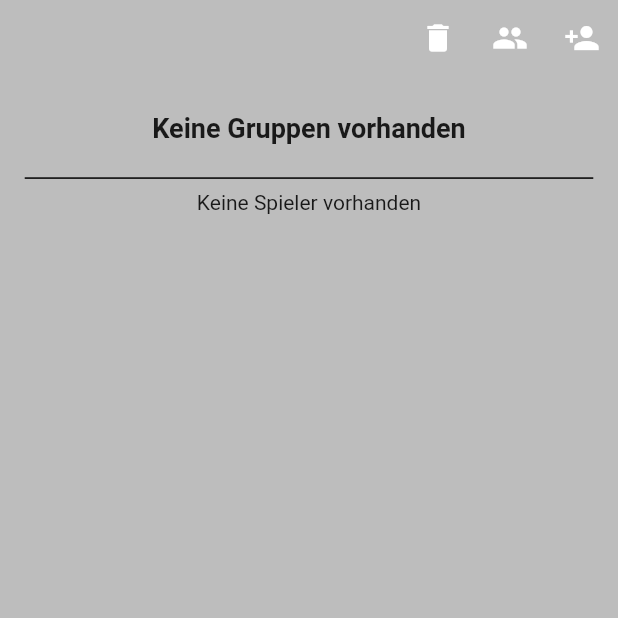
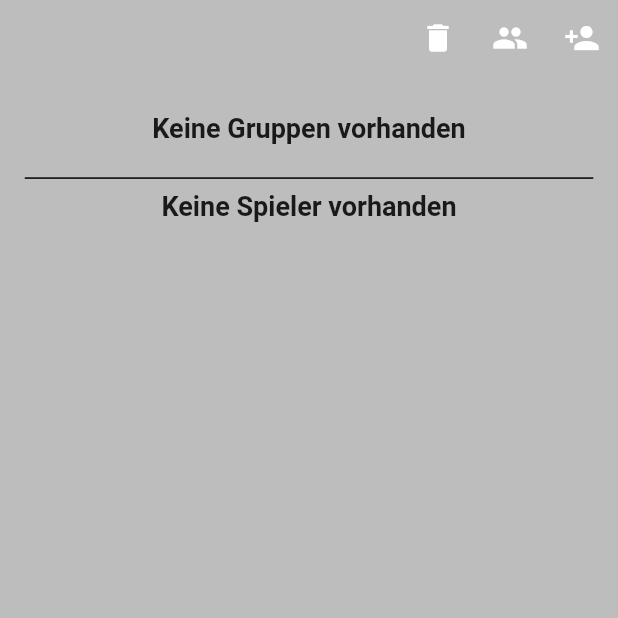
Before and after one commit to EisGlockner/inventory, a Flutter app: the screen it shows after launch, on a phone screen of 412 x 824 dp, the top half of it. Run offline on Flutter 3.47's test engine with Material 2 defaults, Android fonts, the phone set to English and light mode, and no system bars; our stand-ins replace flutter_bloc, shared_preferences, sqflite; accounts and stored records are empty; statements that could not run were skipped.

```diff
--- a/lib/bloc/player_overview_bloc.dart
+++ b/lib/bloc/group_overview_bloc.dart
@@ -1,6 +1,6 @@
 import 'package:flutter_bloc/flutter_bloc.dart';
-import 'package:inventory/bloc/player_overview_events.dart';
-import 'package:inventory/bloc/player_overview_states.dart';
+import 'package:inventory/bloc/group_overview_events.dart';
+import 'package:inventory/bloc/group_overview_states.dart';
 import 'package:shared_preferences/shared_preferences.dart';
 
 import '../data/database_helper.dart';
--- a/lib/player_overview.dart
+++ b/lib/group_overview.dart
@@ -1,10 +1,8 @@
 import 'package:flutter/material.dart';
-import 'package:flutter_bloc/flutter_bloc.dart';
 import 'package:inventory/widgets/appbar.dart';
-import 'package:inventory/widgets/player_overview_widget.dart';
+import 'package:inventory/widgets/group_overview_title.dart';
+import 'package:inventory/widgets/group_overview_player.dart';
 
-import 'bloc/player_overview_bloc.dart';
-import 'bloc/player_overview_states.dart';
 import 'misc.dart' as misc;
 
 class PlayerOverview extends StatelessWidget {
@@ -27,57 +25,13 @@ class PlayerOverview extends StatelessWidget {
         ),
         child: Column(
           children: [
-            BlocBuilder<PlayerOverviewBloc, PlayerOverviewState>(
-              builder: (context, state) {
-                if (state is PlayerOverviewLoading) {
-                  return const CircularProgressIndicator();
-                } else if (state is PlayerOverviewLoaded) {
-                  if (state.groupName != null) {
-                    return Center(
-                      child: Text(
-                        state.groupName!,
-                        style: const TextStyle(
-                            fontSize: 18, fontWeight: FontWeight.w600),
-                      ),
-                    );
-                  } else {
-                    return const Center(
-                      child: Text(
-                        'Keine Gruppen vorhanden',
-                        style: TextStyle(
-                            fontSize: 18, fontWeight: FontWeight.w600),
-                      ),
-                    );
-                  }
-                } else {
-                  return const Text('Error');
-                }
-              },
-            ),
+            const PlayerOverviewTitle(),
             const Padding(padding: EdgeInsets.only(bottom: 15)),
             const Divider(
               color: Colors.black,
               thickness: 1,
             ),
-            BlocBuilder<PlayerOverviewBloc, PlayerOverviewState>(
-              builder: (context, state) {
-                if (state is PlayerOverviewLoading) {
-                  return const CircularProgressIndicator();
-                } else if (state is PlayerOverviewLoaded) {
-                  if (state.players.isNotEmpty) {
-                    return Column(
-                      children: state.players
-                          .map((player) => PlayerOverviewWidget(player))
-                          .toList(),
-                    );
-                  } else {
-                    return const Text('Keine Spieler vorhanden');
-                  }
-                } else {
-                  return const Text('Error');
-                }
-              },
-            ),
+            GroupOverviewPlayer(),
           ],
         ),
       ),
@@ -86,7 +40,7 @@ class PlayerOverview extends StatelessWidget {
 }
 
 // import 'package:flutter/material.dart';
-// import 'package:inventory/widgets/player_overview_widget.dart';
+// import 'package:inventory/widgets/group_overview_player.dart';
 // import 'misc.dart' as misc;
 //
 // class PlayerOverview extends StatelessWidget {
--- a/lib/widgets/player_overview_widget.dart
+++ b/lib/widgets/group_overview_player.dart
@@ -1,15 +1,41 @@
 import 'package:flutter/material.dart';
+import 'package:flutter_bloc/flutter_bloc.dart';
 
-import '../data/model.dart';
+import '../bloc/group_overview_bloc.dart';
+import '../bloc/group_overview_states.dart';
 
-class PlayerOverviewWidget extends StatelessWidget {
-  final Spieler player;
+class GroupOverviewPlayer extends StatelessWidget {
 
-  PlayerOverviewWidget(this.player, {Key? key}) : super(key: key);
+  GroupOverviewPlayer({Key? key}) : super(key: key);
 
   @override
   Widget build(BuildContext context) {
-    return Text(player.name);
+    return BlocBuilder<PlayerOverviewBloc, PlayerOverviewState>(
+      builder: (context, state) {
+        if (state is PlayerOverviewLoading) {
+          return const CircularProgressIndicator(
+            color: Colors.grey,
+          );
+        } else if (state is PlayerOverviewLoaded) {
+          if (state.players.isNotEmpty) {
+            return Column(
+              children: state.players.map((player) =>
+              Text(player.name),
+              ).toList(),
+            );
+          } else {
+            return const Center(
+              child: Text(
+                'Keine Spieler vorhanden',
+                style: TextStyle(fontSize: 18, fontWeight: FontWeight.w600),
+              ),
+            );
+          }
+        } else {
+          return const Text('Error');
+        }
+      },
+    );
   }
 }
 
--- /dev/null
+++ b/lib/widgets/group_overview_title.dart
@@ -0,0 +1,40 @@
+import 'package:flutter/material.dart';
+import 'package:flutter_bloc/flutter_bloc.dart';
+
+import '../bloc/group_overview_bloc.dart';
+import '../bloc/group_overview_states.dart';
+
+class PlayerOverviewTitle extends StatelessWidget {
+  const PlayerOverviewTitle({super.key});
+
+  @override
+  Widget build(BuildContext context) {
+    return BlocBuilder<PlayerOverviewBloc, PlayerOverviewState>(
+      builder: (context, state) {
+        if (state is PlayerOverviewLoading) {
+          return const CircularProgressIndicator(color: Colors.grey,);
+        } else if (state is PlayerOverviewLoaded) {
+          if (state.groupName != null) {
+            return Center(
+              child: Text(
+                state.groupName!,
+                style: const TextStyle(
+                    fontSize: 18, fontWeight: FontWeight.w600),
+              ),
+            );
+          } else {
+            return const Center(
+              child: Text(
+                'Keine Gruppen vorhanden',
+                style: TextStyle(
+                    fontSize: 18, fontWeight: FontWeight.w600),
+              ),
+            );
+          }
+        } else {
+          return const Text('Error');
+        }
+      },
+    );
+  }
+}
```
Also changed, not shown: lib/main.dart (+4 -4 lines), lib/widgets/appbar.dart (+9 -11 lines), lib/bloc/group_overview_events.dart (renamed from lib/bloc/player_overview_events.dart), lib/bloc/group_overview_states.dart (renamed from lib/bloc/player_overview_states.dart).
